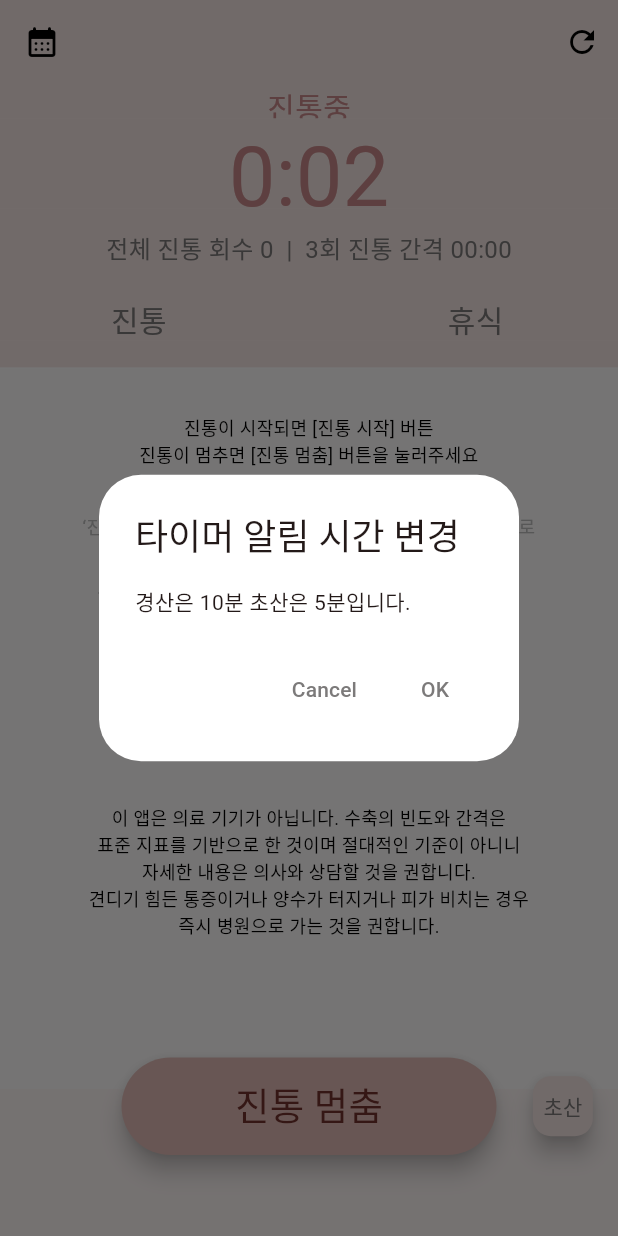
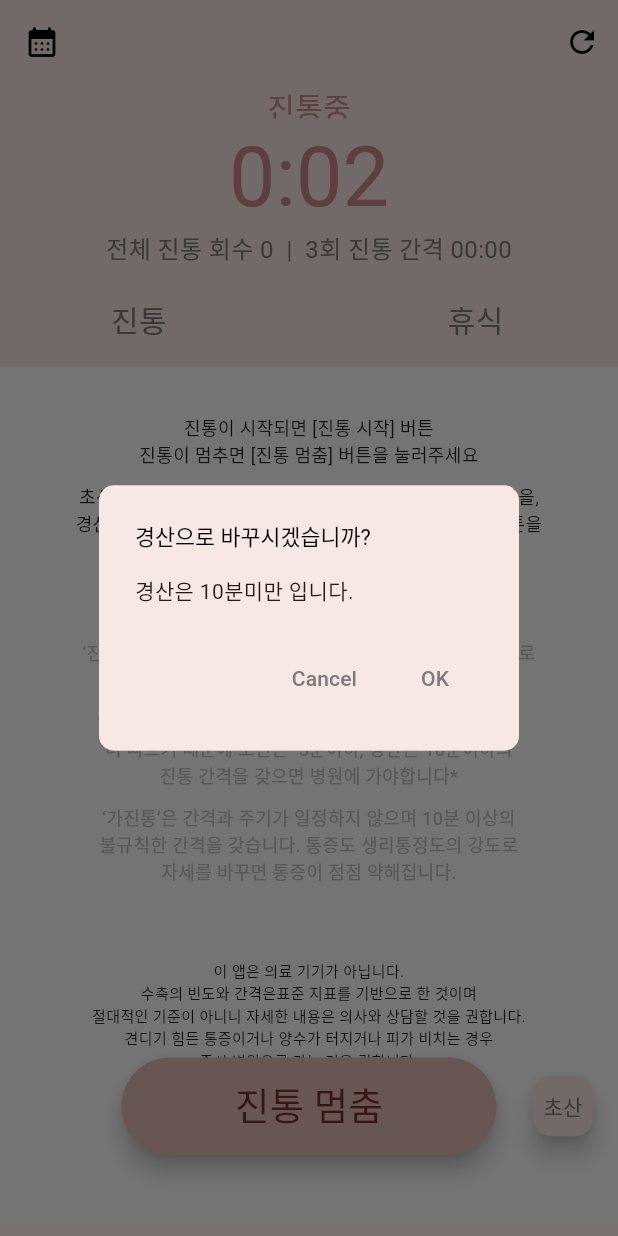
Before and after one commit to doanddo-bsh/easydeliverywatch, a Flutter app: the screen it shows after launch, after a tap on "진통 시작", after a tap on "초산", on a phone screen of 412 x 824 dp. Run offline on Flutter 3.47's test engine with Material 2 defaults, Android fonts, the light colour scheme and no system bars; drawn by our look-alikes of google_mobile_ads; our stand-ins replace flutter_screenutil, flutter_spinkit, sqflite, table_calendar; accounts and stored records are empty; network calls fail.

Commit message:
초기 화면 세팅 완료 appbar 수정

```diff
--- /dev/null
+++ b/flutter_launcher_icons.yaml
@@ -0,0 +1,4 @@
+flutter_icons:
+  android: "launcher_icon"
+  ios: true
+  image_path: "assets/appIcon/easydeliveryAppicon6.png"
--- a/lib/main.dart
+++ b/lib/main.dart
@@ -2,7 +2,7 @@ import 'package:flutter/material.dart';
 import 'package:google_mobile_ads/google_mobile_ads.dart';
 import 'package:flutter/services.dart';
 import 'package:flutter_screenutil/flutter_screenutil.dart';
-import '../pages/myMainPage.dart';
+import '../pages/splashPage.dart';
 import 'package:intl/date_symbol_data_local.dart';
 import '../module/color_def.dart';
 
@@ -50,24 +50,18 @@ class MyApp extends StatelessWidget {
           },
           home: child,
         ),
-      child: const MyHomePage(),
+      child: SplashScreen(),
     );
   }
 }
 
-class MyHomePage extends StatefulWidget {
-  const MyHomePage({super.key});
-
-  @override
-  State<MyHomePage> createState() => _MyHomePageState();
-}
-
-class _MyHomePageState extends State<MyHomePage> {
-
-  @override
-  Widget build(BuildContext context) {
-
-    return const MyMainPage();
-
-  }
-}
+// class MyHomePage extends StatelessWidget {
+//   const MyHomePage({super.key});
+//
+//   @override
+//   Widget build(BuildContext context) {
+//
+//     return const MyMainPage();
+//
+//   }
+// }
--- a/lib/pages/myMainPage.dart
+++ b/lib/pages/myMainPage.dart
@@ -117,6 +117,7 @@ class _MyMainPageBodyState extends State<MyMainPageBody>
 
     return Scaffold(
       appBar: AppBar(
+        scrolledUnderElevation:0.0,
         elevation: 0,
         leading: GestureDetector(
           onTap: () async {
@@ -139,10 +140,39 @@ class _MyMainPageBodyState extends State<MyMainPageBody>
               ,color: Colors.black,
             )
             ,onPressed: () {
-            // show dialog
+              // show dialog no log
+            if (timer.lapTime.length == 0){
               showDialog<String>(
                 context: context,
                 builder: (BuildContext context) => AlertDialog(
+                  surfaceTintColor:Colors.white,
+                  shape: RoundedRectangleBorder(
+                    borderRadius: BorderRadius.circular(10),
+                  ),
+                  title: const Text('진통 기록이 없습니다.'),
+                  // content: const Text('진통 기록 생성 후 초기ㅎ'),
+                  actions: <Widget>[
+                    TextButton(
+                      onPressed: () {
+                        Navigator.pop(context, 'OK');
+                      },
+                      style: TextButton.styleFrom(
+                          foregroundColor: color4
+                      ),
+                      child: const Text('OK'),
+                    ),
+                  ],
+                ),
+              );
+            } else {
+              // show dialog refresh
+              showDialog<String>(
+                context: context,
+                builder: (BuildContext context) => AlertDialog(
+                  surfaceTintColor:Colors.white,
+                  shape: RoundedRectangleBorder(
+                    borderRadius: BorderRadius.circular(10),
+                  ),
                   title: const Text('진통 기록 초기화'),
                   content: const Text('진통 기록을 모두 삭제하시겠습니까?'),
                   actions: <Widget>[
@@ -169,6 +199,7 @@ class _MyMainPageBodyState extends State<MyMainPageBody>
                   ],
                 ),
               );
+            }
             // timer.resetTimer();
           },
           )
@@ -292,11 +323,25 @@ class _MyMainPageBodyState extends State<MyMainPageBody>
                                           "\n진통이 멈추면 [진통 멈춤] 버튼을 눌러주세요"
                                         ,textAlign: TextAlign.center
                                         ,style: TextStyle(
-                                          color: Colors.black,
+                                          color: Colors.black87,
                                           fontSize: 12.0,
                                         ),
                                       ),
-                                      const SizedBox(height: 30.0,),
+                                      const SizedBox(height: 10.0,),
+                                      const Text("초산모는 5분 미만의 진통주기가 되면 알려주는 "
+                                          "[초산]버튼을,"
+                                          "\n경산모는 10분 미만의 진통주기가 되면 알려주는 "
+                                          "[경산]버튼을"
+                                          " \n누른"
+                                          " 후 "
+                                          "사용하세요"
+                                        ,textAlign: TextAlign.center
+                                        ,style: TextStyle(
+                                          color: Colors.black87,
+                                          fontSize: 12.0,
+                                        ),
+                                      ),
+                                      const SizedBox(height: 50.0,),
                                       Text("‘진진통’은 ’진통간격이 점차 짧아져 평균 주기가"
                                           "5분간격으로\n좁혀지고 일정한 규칙성을 보입니다."
                                         ,textAlign: TextAlign.center
@@ -325,16 +370,17 @@ class _MyMainPageBodyState extends State<MyMainPageBody>
                                           fontSize: 12.0,
                                         ),
                                       ),
-                                      const SizedBox(height: 30.0,),
-                                      const Text("이 앱은 의료 기기가 아닙니다. 수축의 빈도와 간격은"
-                                          "\n표준 지표를 기반으로 한 것이며 "
-                                          "절대적인 "
-                                          "기준이 아니니\n자세한 내용은 "
+                                      const SizedBox(height: 50.0,),
+                                       const Text("이 앱은 의료 기기가 아닙니다." "\n수축의 "
+                                           "빈도와 간격은"
+                                          "표준 지표를 기반으로 한 것이며 "
+                                          "\n절대적인 "
+                                          "기준이 아니니 자세한 내용은 "
                                           "의사와 상담할 것을 권합니다."
                                         ,textAlign: TextAlign.center
                                         ,style: TextStyle(
-                                          color: Colors.black,
-                                          fontSize: 12.0,
+                                          color: Colors.black87,
+                                          fontSize: 10.0,
                                         ),
                                       ),
                                       // SizedBox(height: 7.0,),
@@ -343,8 +389,8 @@ class _MyMainPageBodyState extends State<MyMainPageBody>
                                           " 권합니다."
                                         ,textAlign: TextAlign.center
                                         ,style: TextStyle(
-                                          color: Colors.black,
-                                          fontSize: 12.0,
+                                          color: Colors.black87,
+                                          fontSize: 10.0,
                                         ),
                                       ),
                                       const SizedBox(
@@ -497,7 +543,12 @@ class _MyMainPageBodyState extends State<MyMainPageBody>
                                 height: 100.0,
                                 width: 100.0,
                                 child:
-                                const Image(image: AssetImage('assets/easydelivery_app_main_icon_re2.png')),
+                                const Padding(
+                                  padding: EdgeInsets.all(8.0),
+                                  child: Image(image: AssetImage
+                                    ('assets/appIcon/easydeliveryAppicon6'
+                                      '.png')),
+                                ),
                               ),
                               description: Container(
                                 height: 80,
@@ -568,10 +619,20 @@ class _MyMainPageBodyState extends State<MyMainPageBody>
                 onPressed: (){
                   showDialog<String>(
                     context: context,
-                    builder: (BuildContext context) => AlertDialog(
-                      backgroundColor:Colors.white,
-                      title: const Text('타이머 알림 시간 변경'),
-                      content: const Text('경산은 10분 초산은 5분입니다.'),
+                    builder: (BuildContext context) {
+                      if (timer.isFirst) {
+                        return AlertDialog(
+                          surfaceTintColor:Colors.white,
+                          shape: RoundedRectangleBorder(
+                            borderRadius: BorderRadius.circular(10),
+                          ),
+                          title: const Text('초산으로 바꾸시겠습니까?'
+                            ,style: TextStyle(
+                                fontSize: 14.5
+                                ,color: Colors.black
+                            ),
+                          ),
+                          content: const Text('초산은 5분미만 입니다.'),
                           actions: <Widget>[
                             TextButton(
                               onPressed: () {
@@ -593,12 +654,52 @@ class _MyMainPageBodyState extends State<MyMainPageBody>
                               child: const Text('OK'),
                             ),
                           ],
+                        );
+                      } else {
+                        return AlertDialog(
+                          // backgroundColor:Colors.white,
+                          surfaceTintColor:Colors.white,
+                          shape: RoundedRectangleBorder(
+                            borderRadius: BorderRadius.circular(10),
                           ),
+                          title: const Text('경산으로 바꾸시겠습니까?'
+                            ,style: TextStyle(
+                                fontSize: 14.5
+                                ,color: Colors.black
+                            ),
+                          ),
+                          content: const Text('경산은 10분미만 입니다.'),
+                          actions: <Widget>[
+                            TextButton(
+                              onPressed: () {
+                                Navigator.pop(context, 'Cancel');
+                              },
+                              style: TextButton.styleFrom(
+                                  foregroundColor: color4
+                              ),
+                              child: const Text('Cancel'),
+                            ),
+                            TextButton(
+                              onPressed: () {
+                                timer.firstOrNot();
+                                Navigator.pop(context, 'OK');
+                              },
+                              style: TextButton.styleFrom(
+                                  foregroundColor: color4
+                              ),
+                              child: const Text('OK'),
+                            ),
+                          ],
+                        );
+                      }
+
+
+
+                    }
                   );
                 },
                 backgroundColor: color1,
                 foregroundColor: color4,
-                focusColor: Colors.green,
                 mini: true,
                 tooltip: '초산 경산 여부',
                 child: Text(timer.isFirst? '경산':'초산')
--- a/lib/pages/secondCalendar.dart
+++ b/lib/pages/secondCalendar.dart
@@ -119,6 +119,7 @@ class _SecondCalendarState extends State<SecondCalendar> {
 
     return Scaffold(
         appBar: AppBar(
+          scrolledUnderElevation:0.0,
           title: const Text('진통 기록'),
           leading: GestureDetector(
             onTap: () {
@@ -187,6 +188,10 @@ class _SecondCalendarState extends State<SecondCalendar> {
                               showDialog<String>(
                                 context: context,
                                 builder: (BuildContext context) => AlertDialog(
+                                  surfaceTintColor:Colors.white,
+                                  shape: RoundedRectangleBorder(
+                                    borderRadius: BorderRadius.circular(10),
+                                  ),
                                   title: const Text('진통 기록 삭제'),
                                   content: const Text('해당 진통 기록을 '
                                       '삭제하시겠습니까?'),
@@ -317,6 +322,10 @@ class _SecondCalendarState extends State<SecondCalendar> {
                                               showDialog<String>(
                                                 context: context,
                                                 builder: (BuildContext context) => AlertDialog(
+                                                  surfaceTintColor:Colors.white,
+                                                  shape: RoundedRectangleBorder(
+                                                    borderRadius: BorderRadius.circular(10),
+                                                  ),
                                                   title: const Text('진통 기록 삭제'),
                                                   content: const Text('해당 진통 기록을 '
                                                       '삭제하시겠습니까?'),
--- /dev/null
+++ b/lib/pages/splashPage.dart
@@ -0,0 +1,75 @@
+import 'package:flutter/material.dart';
+import 'package:easydeliverywatch/module/color_def.dart';
+import 'package:flutter_spinkit/flutter_spinkit.dart';
+import 'myMainPage.dart';
+import 'dart:async';
+
+class SplashScreen extends StatefulWidget {
+  @override
+  _SplashScreenState createState() => _SplashScreenState();
+}
+
+class _SplashScreenState extends State<SplashScreen> {
+
+  @override
+  void initState() {
+    super.initState();
+    Timer(
+      Duration(seconds: 2),
+          () => Navigator.push(
+        context,
+        MaterialPageRoute(builder: (context) => const MyMainPage()),
+      ),
+    );
+  }
+
+  @override
+  Widget build(BuildContext context) {
+
+    return Scaffold(
+      backgroundColor: color1,
+      body: Container(
+        //height : MediaQuery.of(context).size.height,
+        //color: kPrimaryColor,
+        child: Column(
+          mainAxisAlignment: MainAxisAlignment.start,
+          children: <Widget>[
+            SizedBox(height: 270),
+            Container(
+              height: 100.0,
+              width: 100.0,
+              child: Image(image: AssetImage
+                ('assets/appIcon/easydeliveryAppicon7_space'
+                  '.png')
+              ),
+            ),
+            SizedBox(height: 20.0,),
+            Text('진통워치',
+                style: TextStyle(
+                    fontWeight: FontWeight.bold,
+                    fontSize: 30.0,
+                    letterSpacing: 4.0,
+                    color: color4
+                )
+            ),
+            SpinKitPumpingHeart(
+              color: color2,
+            ),
+            Expanded(child: SizedBox()),
+            Align(
+              child: Text("© Copyright 2023, 진통워치(Hwatch)",
+                  style: TextStyle(
+                    fontWeight: FontWeight.bold,
+                    fontSize: 15.0,
+                    color: color4
+                  )
+              ),
+            ),
+            SizedBox(height: 50),
+          ],
+        ),
+
+      ),
+    );
+  }
+}
--- a/lib/pages/thirdDetail.dart
+++ b/lib/pages/thirdDetail.dart
@@ -54,6 +54,7 @@ class _ThirdDetailState extends State<ThirdDetail> {
     return Scaffold(
         appBar: AppBar(
           // title: Text('진통 기록'),
+          scrolledUnderElevation:0.0,
           elevation: 0,
           backgroundColor : color1,
           foregroundColor : Theme.of(context).colorScheme.onBackground,
```
Also changed, not shown: pubspec.yaml (+8 -0 lines), assets/appIcon/easydeliveryAppicon6.png (added), assets/appIcon/easydeliveryAppicon7_space.png (added), lib/module/spinkit_image.dart (added), pubspec.lock, 16 other files. Lines whose indentation alone changed are shown as unchanged.
